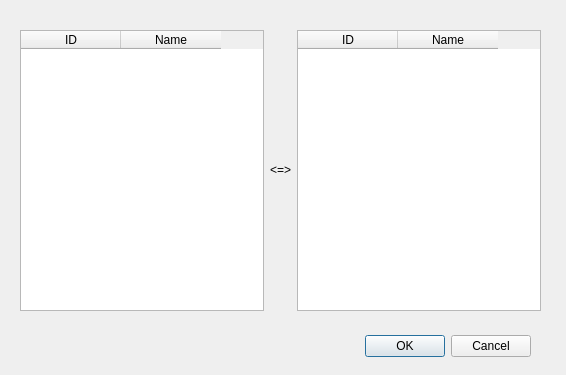
Old version of the form ui/computerconnectdialog.ui in the repository VLN-H7/Skil3.
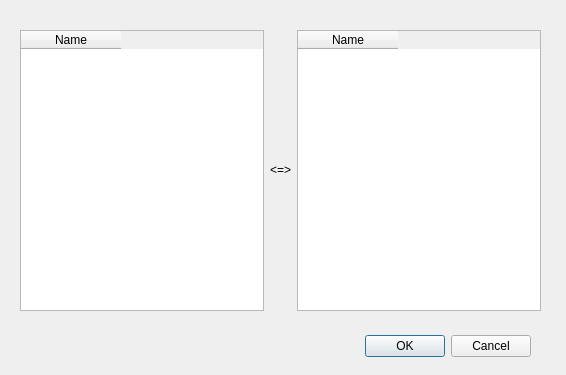
New version of the form. Custom widgets are drawn as their Qt base class.

The edit to the form file:
```diff
--- a/ui/computerconnectdialog.ui
+++ b/ui/computerconnectdialog.ui
@@ -67,13 +67,8 @@
        <number>0</number>
       </property>
       <property name="columnCount">
-       <number>2</number>
+       <number>1</number>
       </property>
-      <column>
-       <property name="text">
-        <string>ID</string>
-       </property>
-      </column>
       <column>
        <property name="text">
         <string>Name</string>
@@ -98,11 +93,6 @@
       <property name="selectionBehavior">
        <enum>QAbstractItemView::SelectRows</enum>
       </property>
-      <column>
-       <property name="text">
-        <string>ID</string>
-       </property>
-      </column>
       <column>
        <property name="text">
         <string>Name</string>
```
